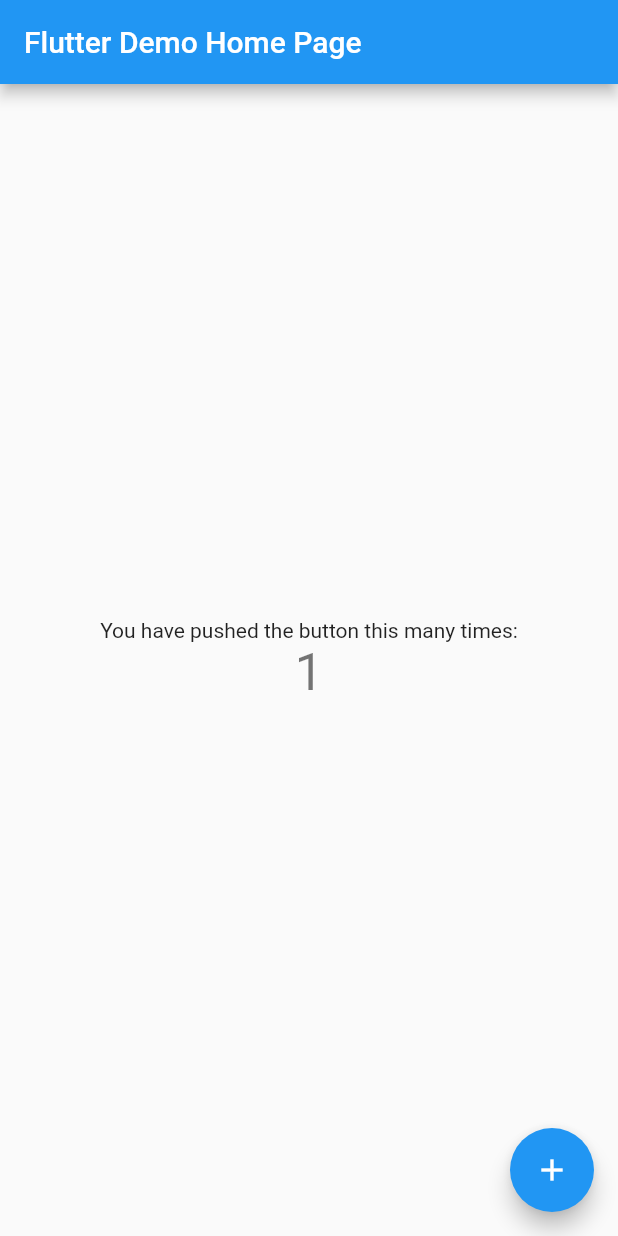
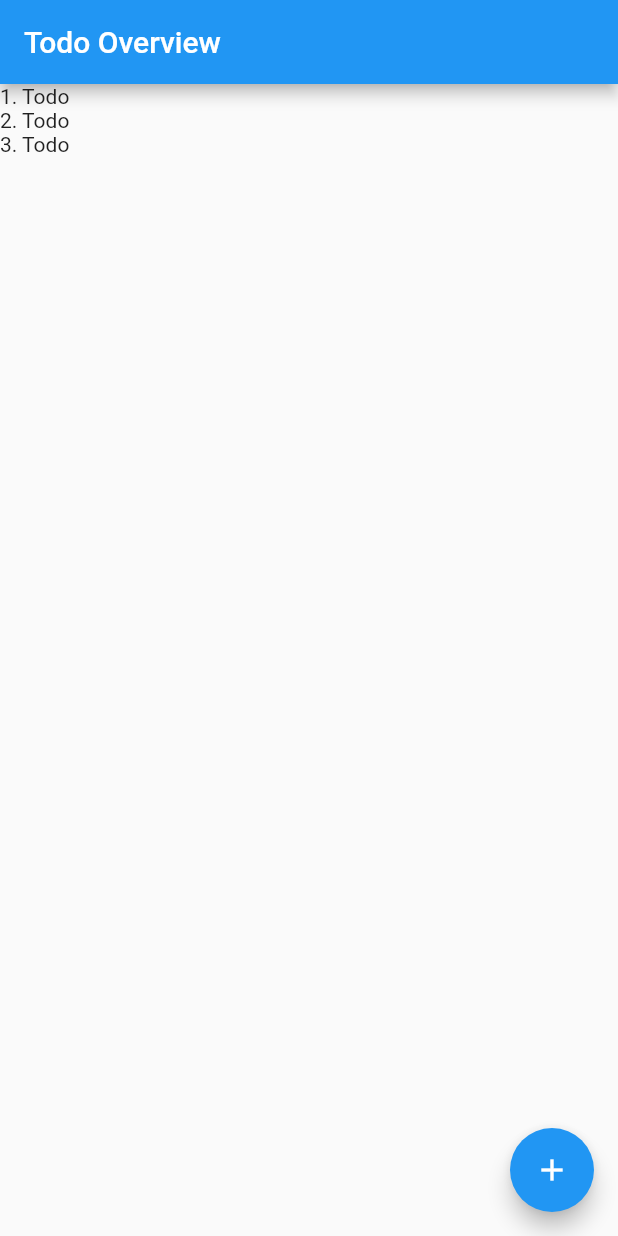
Before and after one commit to lukaszkalnik/Flutter_Todo, a Flutter app: the screen it shows after launch, after a tap on the "add" icon, on a phone screen of 412 x 824 dp. Run offline on Flutter 3.47's test engine with Material 2 defaults, Android fonts, the phone set to English and light mode, and no system bars.

Commit message:
create a static todo list

```diff
--- a/lib/main.dart
+++ b/lib/main.dart
@@ -3,30 +3,20 @@ import 'package:flutter/material.dart';
 void main() => runApp(MyApp());
 
 class MyApp extends StatelessWidget {
-  // This widget is the root of your application.
   @override
   Widget build(BuildContext context) {
     return MaterialApp(
-      title: 'Flutter Demo',
+      title: 'Todo App',
       theme: ThemeData(
-        // This is the theme of your application.
-        //
-        // Try running your application with "flutter run". You'll see the
-        // application has a blue toolbar. Then, without quitting the app, try
-        // changing the primarySwatch below to Colors.green and then invoke
-        // "hot reload" (press "r" in the console where you ran "flutter run",
-        // or simply save your changes to "hot reload" in a Flutter IDE).
-        // Notice that the counter didn't reset back to zero; the application
-        // is not restarted.
         primarySwatch: Colors.blue,
       ),
-      home: MyHomePage(title: 'Flutter Demo Home Page'),
+      home: TodoOverviewPage(title: 'Todo Overview'),
     );
   }
 }
 
-class MyHomePage extends StatefulWidget {
-  MyHomePage({Key key, this.title}) : super(key: key);
+class TodoOverviewPage extends StatefulWidget {
+  TodoOverviewPage({Key key, this.title}) : super(key: key);
 
   // This widget is the home page of your application. It is stateful, meaning
   // that it has a State object (defined below) that contains fields that affect
@@ -40,72 +30,36 @@ class MyHomePage extends StatefulWidget {
   final String title;
 
   @override
-  _MyHomePageState createState() => _MyHomePageState();
+  TodoOverviewPageState createState() => TodoOverviewPageState();
 }
 
-class _MyHomePageState extends State<MyHomePage> {
+class TodoOverviewPageState extends State<TodoOverviewPage> {
   int _counter = 0;
+  final List<String> todos = <String>["1. Todo", "2. Todo", "3. Todo"];
 
-  void _incrementCounter() {
+  void _swap(List<String> newTodos) {
     setState(() {
-      // This call to setState tells the Flutter framework that something has
-      // changed in this State, which causes it to rerun the build method below
-      // so that the display can reflect the updated values. If we changed
-      // _counter without calling setState(), then the build method would not be
-      // called again, and so nothing would appear to happen.
-      _counter++;
+      todos.clear();
+      todos.addAll(newTodos);
     });
   }
 
   @override
   Widget build(BuildContext context) {
-    // This method is rerun every time setState is called, for instance as done
-    // by the _incrementCounter method above.
-    //
-    // The Flutter framework has been optimized to make rerunning build methods
-    // fast, so that you can just rebuild anything that needs updating rather
-    // than having to individually change instances of widgets.
     return Scaffold(
       appBar: AppBar(
-        // Here we take the value from the MyHomePage object that was created by
-        // the App.build method, and use it to set our appbar title.
         title: Text(widget.title),
       ),
-      body: Center(
-        // Center is a layout widget. It takes a single child and positions it
-        // in the middle of the parent.
-        child: Column(
-          // Column is also a layout widget. It takes a list of children and
-          // arranges them vertically. By default, it sizes itself to fit its
-          // children horizontally, and tries to be as tall as its parent.
-          //
-          // Invoke "debug painting" (press "p" in the console, choose the
-          // "Toggle Debug Paint" action from the Flutter Inspector in Android
-          // Studio, or the "Toggle Debug Paint" command in Visual Studio Code)
-          // to see the wireframe for each widget.
-          //
-          // Column has various properties to control how it sizes itself and
-          // how it positions its children. Here we use mainAxisAlignment to
-          // center the children vertically; the main axis here is the vertical
-          // axis because Columns are vertical (the cross axis would be
-          // horizontal).
-          mainAxisAlignment: MainAxisAlignment.center,
-          children: <Widget>[
-            Text(
-              'You have pushed the button this many times:',
-            ),
-            Text(
-              '$_counter',
-              style: Theme.of(context).textTheme.display1,
-            ),
-          ],
-        ),
-      ),
+      body: ListView.builder(
+          itemCount: todos.length,
+          itemBuilder: (BuildContext context, int index) {
+        return new Text(todos[index]);
+      }),
       floatingActionButton: FloatingActionButton(
-        onPressed: _incrementCounter,
+        onPressed: () {},
         tooltip: 'Increment',
         child: Icon(Icons.add),
-      ), // This trailing comma makes auto-formatting nicer for build methods.
+      ),
     );
   }
 }
```
